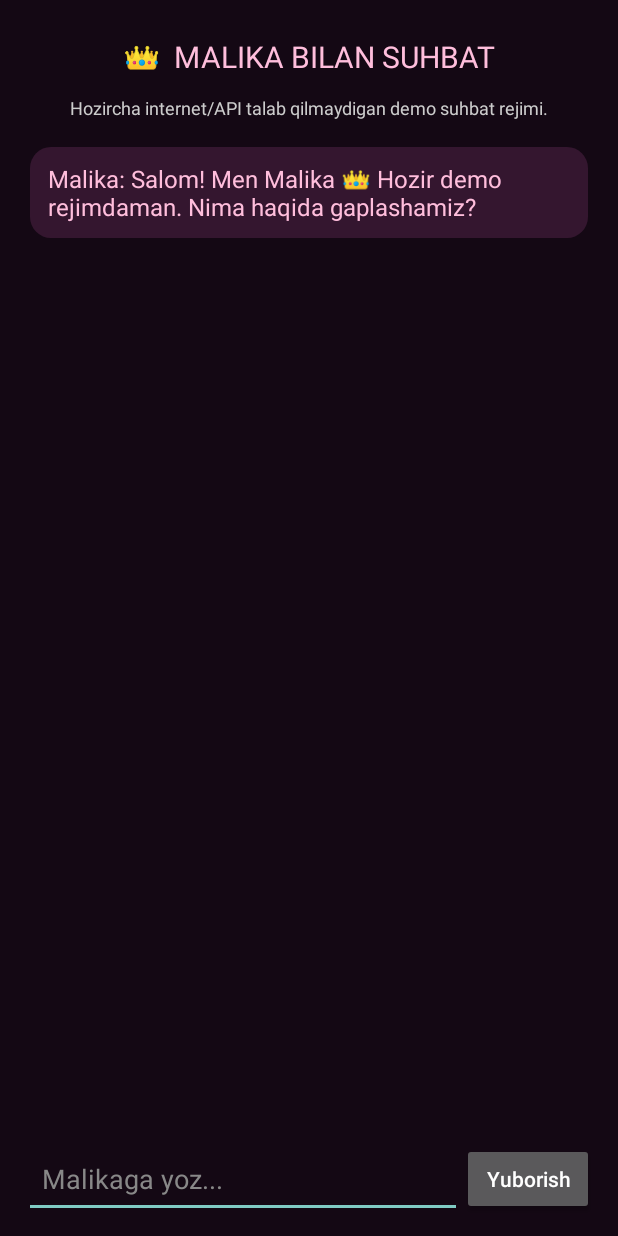
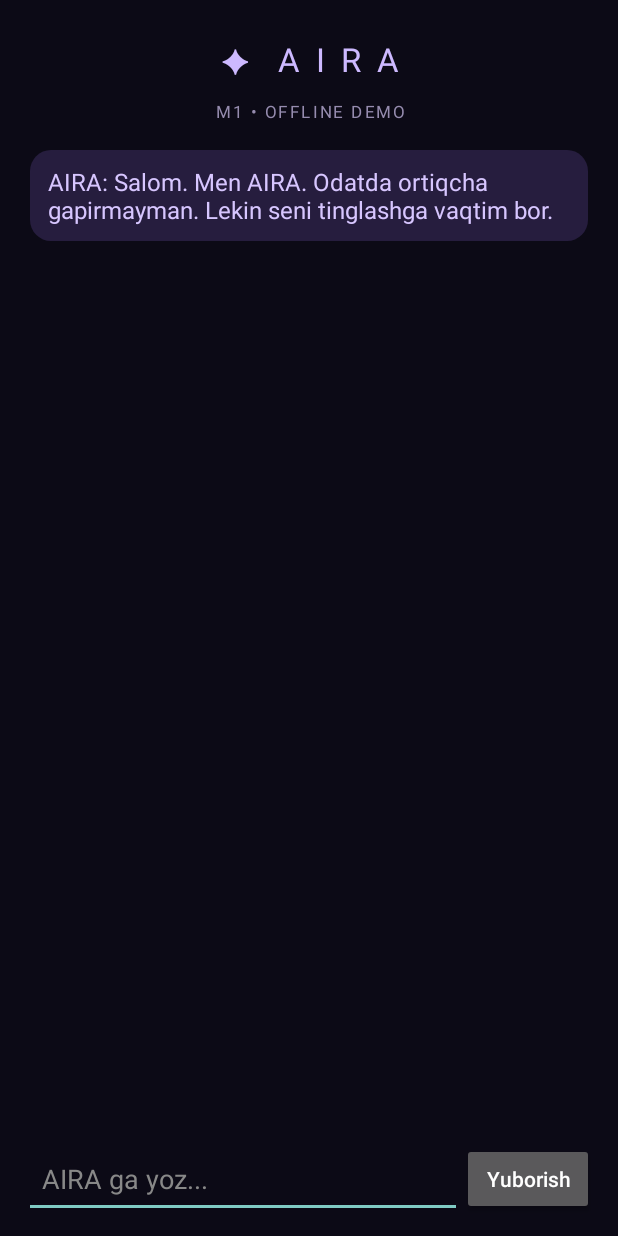
Before and after one commit to diyorxushvaqtov00-hub/chibi-companion, an Android app: the ChatActivity screen opened directly, with no data from a screen before it, on a phone screen of 412 x 824 dp. Run offline under Robolectric (Android 15) with nearby library versions, the phone set to English and light mode, and no system bars.

Commit message:
feat(aira): add AIRA persona to M1 demo chat

```diff
--- a/app/src/main/java/uz/diyor/companion/ChatActivity.kt
+++ b/app/src/main/java/uz/diyor/companion/ChatActivity.kt
@@ -12,8 +12,15 @@ import android.widget.ScrollView
 import android.widget.TextView
 
 class ChatActivity : Activity() {
-    override fun onResume() { super.onResume(); getSharedPreferences("companion_state", MODE_PRIVATE).edit().putBoolean("app_visible", true).apply() }
-    override fun onPause() { getSharedPreferences("companion_state", MODE_PRIVATE).edit().putBoolean("app_visible", false).apply(); super.onPause() }
+    override fun onResume() {
+        super.onResume()
+        getSharedPreferences("companion_state", MODE_PRIVATE).edit().putBoolean("app_visible", true).apply()
+    }
+
+    override fun onPause() {
+        getSharedPreferences("companion_state", MODE_PRIVATE).edit().putBoolean("app_visible", false).apply()
+        super.onPause()
+    }
 
     private lateinit var messages: LinearLayout
     private lateinit var input: EditText
@@ -21,24 +28,27 @@ class ChatActivity : Activity() {
 
     override fun onCreate(savedInstanceState: Bundle?) {
         super.onCreate(savedInstanceState)
-        window.statusBarColor = Color.rgb(20, 8, 20)
-        window.navigationBarColor = Color.rgb(20, 8, 20)
+        window.statusBarColor = Color.rgb(12, 10, 22)
+        window.navigationBarColor = Color.rgb(12, 10, 22)
+
         val root = LinearLayout(this).apply {
             orientation = LinearLayout.VERTICAL
             setPadding(dp(16), dp(16), dp(16), dp(12))
-            setBackgroundColor(Color.rgb(20, 8, 20))
+            setBackgroundColor(Color.rgb(12, 10, 22))
         }
         root.addView(TextView(this).apply {
-            text = "👑  MALIKA BILAN SUHBAT"
-            textSize = 20f
-            setTextColor(Color.rgb(255, 190, 220))
+            text = "✦  A I R A"
+            textSize = 22f
+            letterSpacing = 0.12f
+            setTextColor(Color.rgb(205, 185, 255))
             gravity = Gravity.CENTER
             setPadding(0, dp(8), 0, dp(12))
         })
         root.addView(TextView(this).apply {
-            text = "Hozircha internet/API talab qilmaydigan demo suhbat rejimi."
-            textSize = 12f
-            setTextColor(Color.LTGRAY)
+            text = "M1 • OFFLINE DEMO"
+            textSize = 11f
+            letterSpacing = 0.16f
+            setTextColor(Color.rgb(150, 140, 175))
             gravity = Gravity.CENTER
             setPadding(0, 0, 0, dp(10))
         })
@@ -49,9 +59,13 @@ class ChatActivity : Activity() {
         }
         scroll.addView(messages)
         root.addView(scroll, LinearLayout.LayoutParams(-1, 0, 1f))
-        val row = LinearLayout(this).apply { orientation = LinearLayout.HORIZONTAL; gravity = Gravity.CENTER_VERTICAL }
+
+        val row = LinearLayout(this).apply {
+            orientation = LinearLayout.HORIZONTAL
+            gravity = Gravity.CENTER_VERTICAL
+        }
         input = EditText(this).apply {
-            hint = "Malikaga yoz..."
+            hint = "AIRA ga yoz..."
             setHintTextColor(Color.GRAY)
             setTextColor(Color.WHITE)
             setSingleLine(true)
@@ -66,9 +80,13 @@ class ChatActivity : Activity() {
         })
         root.addView(row)
         setContentView(root)
-        addMessage("Malika", "Salom! Men Malika 👑 Hozir demo rejimdaman. Nima haqida gaplashamiz?")
+
+        addMessage("AIRA", "Salom. Men AIRA. Odatda ortiqcha gapirmayman. Lekin seni tinglashga vaqtim bor.")
         input.setOnEditorActionListener { _, action, _ ->
-            if (action == EditorInfo.IME_ACTION_SEND) { sendMessage(); true } else false
+            if (action == EditorInfo.IME_ACTION_SEND) {
+                sendMessage()
+                true
+            } else false
         }
     }
 
@@ -77,35 +95,44 @@ class ChatActivity : Activity() {
         if (text.isEmpty()) return
         addMessage("Sen", text)
         input.setText("")
-        val lower = text.lowercase()
-        val reply = when {
+        addMessage("AIRA", makeReply(text))
+    }
+
+    // M1 placeholder persona logic. This is deliberately transparent: not a real language model.
+    private fun makeReply(message: String): String {
+        val lower = message.lowercase()
+        return when {
             listOf("salom", "assalom", "hello", "hi").any { lower.contains(it) } ->
-                "Salom-salom! 😊 Bugun kayfiyating qanday?"
+                "Salom. Seni eshitib turibman. Nima gap?"
             listOf("isming", "kimsan", "kim san").any { lower.contains(it) } ->
-                "Meni Malika deb atashing mumkin. Men sening chibi hamrohingman 👑"
+                "Men AIRA — virtual hamrohingman. Sovuqqon fikrlayman, ammo yaqinlarimga befarq emasman."
             listOf("rahmat", "raxmat").any { lower.contains(it) } ->
-                "Arzimaydi! 🖤 Yordam bera olganimdan xursandman."
-            listOf("zerik", "xafa", "yomon").any { lower.contains(it) } ->
-                "Yonindaman. Xohlasang, nima bo‘lganini aytib ber."
+                "Arzimaydi. Kerak bo‘lsa, yana yordam beraman."
+            listOf("xafa", "yomonman", "zerik", "tushkun").any { lower.contains(it) } ->
+                "Tushundim. Hozir maslahat berishga shoshilmayman. Nima bo‘lganini aytib berishing mumkin."
             listOf("anime", "manga", "manhwa").any { lower.contains(it) } ->
-                "Anime va manhwa mavzusi zo‘r! Qaysi qahramon senga ko‘proq yoqadi?"
+                "Qiziqarli mavzu. Qahramonning kuchidan ko‘ra, uning qarorlari ko‘proq narsani ochib beradi."
+            listOf("yordam", "reja", "qanday").any { lower.contains(it) } ->
+                "Avval muammoni aniq belgilaymiz. Keyin eng sodda va samarali yechimni tanlaymiz."
             lower.contains("?") ->
-                "Qiziq savol! Hozirgi demo rejimida internetdagi ma’lumotlarni tekshira olmayman, lekin suhbatni davom ettiramiz 😊"
-            else -> "Tushundim 🖤 Yana aytib ber-chi — seni tinglayapman."
+                "Savolingni tushundim. Hozir men demo rejimidaman, shuning uchun tashqi ma’lumotni tekshira olmayman. Keyingi bosqichda AI modeli ulanadi."
+            else ->
+                "Tushunarli. Davom et — gaplaringni diqqat bilan kuzatyapman."
         }
-        addMessage("Malika", reply)
     }
 
     private fun addMessage(who: String, text: String) {
         messages.addView(TextView(this).apply {
             this.text = "$who: $text"
             textSize = 16f
-            setTextColor(if (who == "Malika") Color.rgb(255, 190, 220) else Color.WHITE)
+            setTextColor(if (who == "AIRA") Color.rgb(215, 198, 255) else Color.WHITE)
             setPadding(dp(12), dp(10), dp(12), dp(10))
             background = android.graphics.drawable.GradientDrawable().apply {
-                setColor(if (who == "Malika") Color.rgb(52, 22, 47) else Color.rgb(37, 37, 45))
+                setColor(if (who == "AIRA") Color.rgb(38, 29, 62) else Color.rgb(37, 37, 45))
                 cornerRadius = dp(14).toFloat()
             }
-        }, LinearLayout.LayoutParams(-1, -2).apply { setMargins(0, dp(4), 0, dp(4)) })
+        }, LinearLayout.LayoutParams(-1, -2).apply {
+            setMargins(0, dp(4), 0, dp(4))
+        })
     }
 }
```
